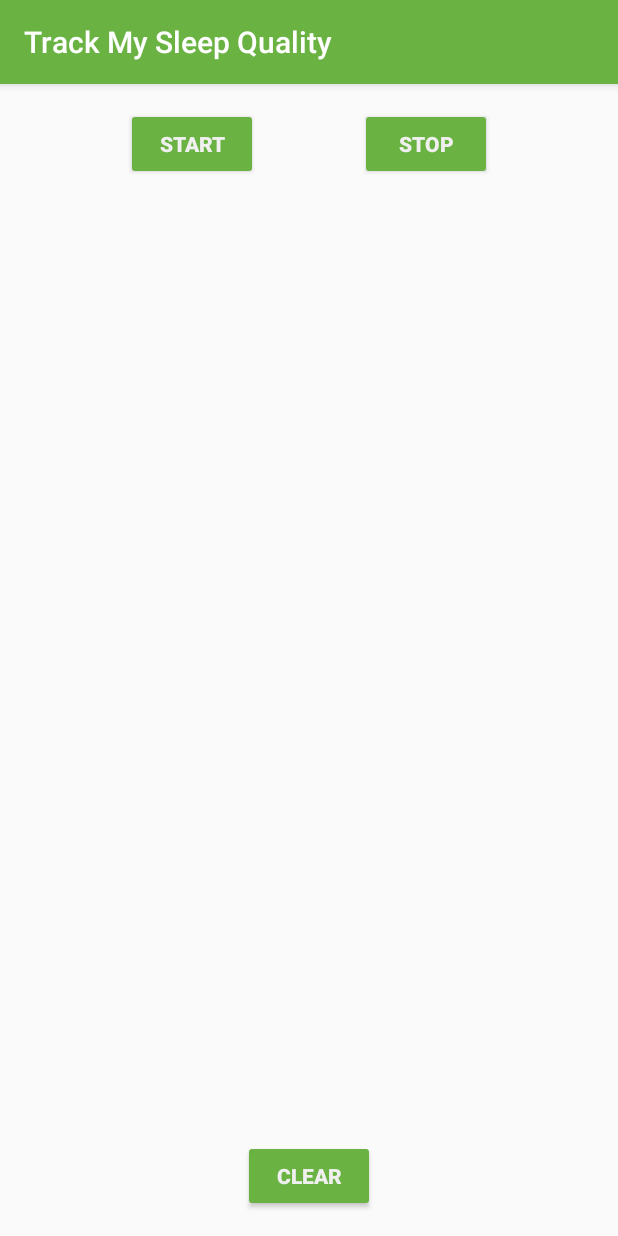
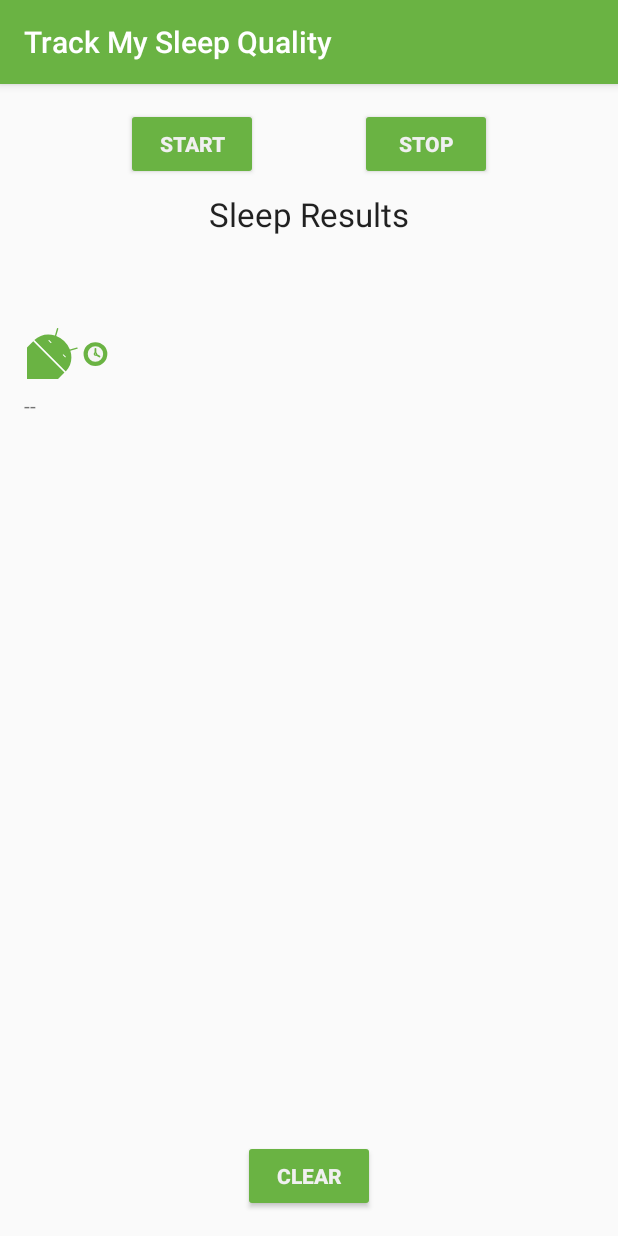
Before and after one commit to MahmoudMohammed07/SleepTracker, an Android app: the screen it shows after launch (MainActivity), after a tap on "START", on a phone screen of 412 x 824 dp. Run offline under Robolectric (Android 15) with nearby library versions, the phone set to English and light mode, and no system bars; our stand-ins replace Room's generated code, data binding; Roboto replaces fonts that are not available here; 3 statements that could not run were skipped.

Commit message:
displaying data in RecycleView and refactoring

```diff
--- a/app/build.gradle
+++ b/app/build.gradle
@@ -34,6 +34,8 @@ dependencies {
     implementation "org.jetbrains.kotlin:kotlin-stdlib-jdk7:$version_kotlin"
 
     // Support libraries
+    implementation "androidx.appcompat:appcompat:1.1.0"
+    implementation "androidx.fragment:fragment:1.1.0"
     implementation "androidx.constraintlayout:constraintlayout:$version_constraint_layout"
 
     // Android KTX
--- a/app/src/main/java/com/example/android/trackmysleepquality/database/SleepDatabaseDao.kt
+++ b/app/src/main/java/com/example/android/trackmysleepquality/database/SleepDatabaseDao.kt
@@ -27,4 +27,7 @@ interface SleepDatabaseDao {
     @Query("SELECT * FROM daily_sleep_quality_table ORDER BY nightId DESC LIMIT 1")
     fun getTonight(): SleepNight?
 
+    @Query("SELECT * from daily_sleep_quality_table WHERE nightId = :key")
+    fun getNightWithId(key: Long): LiveData<SleepNight>
+
 }
--- /dev/null
+++ b/app/src/main/java/com/example/android/trackmysleepquality/sleeptracker/BindingUtils.kt
@@ -0,0 +1,38 @@
+package com.example.android.trackmysleepquality.sleeptracker
+
+import android.widget.ImageView
+import android.widget.TextView
+import androidx.databinding.BindingAdapter
+import com.example.android.trackmysleepquality.R
+import com.example.android.trackmysleepquality.convertDurationToFormatted
+import com.example.android.trackmysleepquality.convertNumericQualityToString
+import com.example.android.trackmysleepquality.database.SleepNight
+
+@BindingAdapter("sleepDurationFormatted")
+fun TextView.setSleepDurationFormatted(item: SleepNight?) {
+    item?.let {
+        text = convertDurationToFormatted(item.startTimeMilli, item.endTimeMilli, context.resources)
+    }
+}
+
+@BindingAdapter("sleepQualityString")
+fun TextView.setSleepQualityString(item: SleepNight?) {
+    item?.let {
+        text = convertNumericQualityToString(item.sleepQuality, context.resources)
+    }
+}
+
+@BindingAdapter("sleepImage")
+fun ImageView.setSleepImage(item: SleepNight?) {
+    item?.let {
+        setImageResource(when (item.sleepQuality) {
+            0 -> R.drawable.ic_sleep_0
+            1 -> R.drawable.ic_sleep_1
+            2 -> R.drawable.ic_sleep_2
+            3 -> R.drawable.ic_sleep_3
+            4 -> R.drawable.ic_sleep_4
+            5 -> R.drawable.ic_sleep_5
+            else -> R.drawable.ic_sleep_active
+        })
+    }
+}
--- /dev/null
+++ b/app/src/main/java/com/example/android/trackmysleepquality/sleeptracker/SleepNightAdapter.kt
@@ -0,0 +1,115 @@
+package com.example.android.trackmysleepquality.sleeptracker
+
+import android.view.LayoutInflater
+import android.view.View
+import android.view.ViewGroup
+import androidx.recyclerview.widget.DiffUtil
+import androidx.recyclerview.widget.ListAdapter
+import androidx.recyclerview.widget.RecyclerView
+import com.example.android.trackmysleepquality.R
+import com.example.android.trackmysleepquality.database.SleepNight
+import com.example.android.trackmysleepquality.databinding.ListItemSleepNightBinding
+import kotlinx.coroutines.CoroutineScope
+import kotlinx.coroutines.Dispatchers
+import kotlinx.coroutines.launch
+import kotlinx.coroutines.withContext
+
+private val ITEM_VIEW_TYPE_HEADER = 0
+private val ITEM_VIEW_TYPE_ITEM = 1
+
+class SleepNightAdapter(val clickListener: SleepNightListener) : ListAdapter<DataItem,
+        RecyclerView.ViewHolder>(SleepNightDiffCallback()) {
+
+    private val adapterScope = CoroutineScope(Dispatchers.Default)
+
+    fun addHeaderAndSubmitList(list: List<SleepNight>?) {
+        adapterScope.launch {
+            val items = when (list) {
+                null -> listOf(DataItem.Header)
+                else -> listOf(DataItem.Header) + list.map { DataItem.SleepNightItem(it) }
+            }
+            withContext(Dispatchers.Main) {
+                submitList(items)
+            }
+        }
+    }
+
+    override fun onBindViewHolder(holder: RecyclerView.ViewHolder, position: Int) {
+        when (holder) {
+            is ViewHolder -> {
+                val nightItem = getItem(position) as DataItem.SleepNightItem
+                holder.bind(clickListener, nightItem.sleepNight)
+            }
+        }
+    }
+
+    override fun onCreateViewHolder(parent: ViewGroup, viewType: Int): RecyclerView.ViewHolder {
+        return when (viewType) {
+            ITEM_VIEW_TYPE_HEADER -> TextViewHolder.from(parent)
+            ITEM_VIEW_TYPE_ITEM -> ViewHolder.from(parent)
+            else -> throw ClassCastException("Unknown viewType ${viewType}")
+        }
+    }
+
+    class TextViewHolder(view: View) : RecyclerView.ViewHolder(view) {
+        companion object {
+            fun from(parent: ViewGroup): TextViewHolder {
+                val layoutInflater = LayoutInflater.from(parent.context)
+                val view = layoutInflater.inflate(R.layout.header, parent, false)
+                return TextViewHolder(view)
+            }
+        }
+    }
+
+    override fun getItemViewType(position: Int): Int {
+        return when (getItem(position)) {
+            is DataItem.Header -> ITEM_VIEW_TYPE_HEADER
+            is DataItem.SleepNightItem -> ITEM_VIEW_TYPE_ITEM
+        }
+    }
+
+    class ViewHolder private constructor(val binding: ListItemSleepNightBinding)
+        : RecyclerView.ViewHolder(binding.root) {
+
+        fun bind(clickListener: SleepNightListener, item: SleepNight) {
+            binding.sleep = item
+            binding.clickListener = clickListener
+            binding.executePendingBindings()
+        }
+
+        companion object {
+            fun from(parent: ViewGroup): ViewHolder {
+                val layoutInflater = LayoutInflater.from(parent.context)
+                val binding = ListItemSleepNightBinding.inflate(layoutInflater, parent, false)
+
+                return ViewHolder(binding)
+            }
+        }
+    }
+}
+
+class SleepNightDiffCallback : DiffUtil.ItemCallback<DataItem>() {
+    override fun areItemsTheSame(oldItem: DataItem, newItem: DataItem): Boolean {
+        return oldItem.id == newItem.id
+    }
+
+    override fun areContentsTheSame(oldItem: DataItem, newItem: DataItem): Boolean {
+        return oldItem.equals(newItem)
+    }
+}
+
+class SleepNightListener(val clickListener: (sleepId: Long) -> Unit) {
+    fun onClick(night: SleepNight) = clickListener(night.nightId)
+}
+
+sealed class DataItem {
+    data class SleepNightItem(val sleepNight: SleepNight) : DataItem() {
+        override val id = sleepNight.nightId
+    }
+
+    object Header : DataItem() {
+        override val id = Long.MIN_VALUE
+    }
+
+    abstract val id: Long
+}
--- a/app/src/main/java/com/example/android/trackmysleepquality/sleeptracker/SleepTrackerFragment.kt
+++ b/app/src/main/java/com/example/android/trackmysleepquality/sleeptracker/SleepTrackerFragment.kt
@@ -4,11 +4,13 @@ import android.os.Bundle
 import android.view.LayoutInflater
 import android.view.View
 import android.view.ViewGroup
+import android.widget.Toast
 import androidx.databinding.DataBindingUtil
 import androidx.fragment.app.Fragment
 import androidx.lifecycle.Observer
 import androidx.lifecycle.ViewModelProviders
 import androidx.navigation.fragment.findNavController
+import androidx.recyclerview.widget.GridLayoutManager
 import com.example.android.trackmysleepquality.R
 import com.example.android.trackmysleepquality.database.SleepDatabase
 import com.example.android.trackmysleepquality.databinding.FragmentSleepTrackerBinding
@@ -33,6 +35,37 @@ class SleepTrackerFragment : Fragment() {
                         this, viewModelFactory).get(SleepTrackerViewModel::class.java)
 
         binding.sleepTrackerViewModel = sleepTrackerViewModel
+
+        val manager = GridLayoutManager(activity, 3)
+        manager.spanSizeLookup = object : GridLayoutManager.SpanSizeLookup() {
+            override fun getSpanSize(position: Int) = when (position) {
+                0 -> 3
+                else -> 1
+            }
+
+        }
+
+        binding.sleepList.layoutManager = manager
+
+        val adapter = SleepNightAdapter(SleepNightListener { nightId ->
+            sleepTrackerViewModel.onSleepNightClicked(nightId)
+        })
+        binding.sleepList.adapter = adapter
+
+        sleepTrackerViewModel.navigateToSleepDataQuality.observe(this, Observer { night ->
+            night?.let {
+                this.findNavController().navigate(
+                        SleepTrackerFragmentDirections
+                                .actionSleepTrackerFragmentToSleepDetailFragment(night))
+                sleepTrackerViewModel.onSleepDataQualityNavigated()
+            }
+        })
+
+        sleepTrackerViewModel.nights.observe(viewLifecycleOwner, Observer {
+            it?.let {
+                adapter.addHeaderAndSubmitList(it)
+            }
+        })
 
         binding.setLifecycleOwner(this)
 
--- a/app/src/main/java/com/example/android/trackmysleepquality/sleeptracker/SleepTrackerViewModel.kt
+++ b/app/src/main/java/com/example/android/trackmysleepquality/sleeptracker/SleepTrackerViewModel.kt
@@ -20,7 +20,7 @@ class SleepTrackerViewModel(
 
     private var tonight = MutableLiveData<SleepNight?>()
 
-    private val nights = database.getAllNights()
+    val nights = database.getAllNights()
 
     val nightsString = Transformations.map(nights) { nights ->
         formatNights(nights, application.resources)
@@ -132,4 +132,16 @@ class SleepTrackerViewModel(
         super.onCleared()
         viewModelJob.cancel()
     }
+
+    private val _navigateToSleepDataQuality = MutableLiveData<Long>()
+    val navigateToSleepDataQuality: LiveData<Long>
+        get() = _navigateToSleepDataQuality
+
+    fun onSleepNightClicked(id: Long) {
+        _navigateToSleepDataQuality.value = id
+    }
+
+    fun onSleepDataQualityNavigated() {
+        _navigateToSleepDataQuality.value = null
+    }
 }
--- /dev/null
+++ b/app/src/main/res/drawable/ic_sleep_active.xml
@@ -0,0 +1,61 @@
+<vector xmlns:android="http://schemas.android.com/apk/res/android"
+    android:width="108dp"
+    android:height="108dp"
+    android:viewportWidth="512"
+    android:viewportHeight="512">
+    <path
+        android:fillColor="#fff"
+        android:pathData="M35.58,297.76l6.18,-7.64l98.76,-8.5l100.14,101.33l-20,86.04l-7.5,6.29l-126.86,-7.63l-50.72,-169.89z" />
+    <path
+        android:fillColor="#6ab343"
+        android:pathData="M389,302.51q-28.14,0 -47.68,19.54T321.8,369.73q0,28.15 19.55,48.08T389,437.74q28.14,0 48.08,-19.93T457,369.73q0,-28.14 -19.93,-47.68T389,302.51Z" />
+    <path
+        android:fillColor="#f5f5f5"
+        android:pathData="M389.17,326.32a43.23,43.23 0,0 0,-43.55 43.55A42.84,42.84 0,0 0,358.28 401a41.6,41.6 0,0 0,30.89 12.92,44.09 44.09,0 0,0 44.05,-44.06A41.61,41.61 0,0 0,420.31 339,42.91 42.91,0 0,0 389.17,326.32Z" />
+    <path
+        android:fillColor="#00000000"
+        android:pathData="M389.4,363.79L389.4,340.35"
+        android:strokeWidth="10"
+        android:strokeColor="#6ab343"
+        android:strokeLineCap="round"
+        android:strokeLineJoin="round" />
+    <path
+        android:fillColor="#00000000"
+        android:pathData="M394.5,373.69L412.12,384.46"
+        android:strokeWidth="10"
+        android:strokeColor="#6ab343"
+        android:strokeLineCap="round"
+        android:strokeLineJoin="round" />
+    <path
+        android:fillColor="#f5f5f5"
+        android:pathData="M389.39,363.79a6.25,6.25 0,0 0,-6.3 6.3,6.2 6.2,0 0,0 1.83,4.5 6,6 0,0 0,4.47 1.87,6.37 6.37,0 0,0 6.36,-6.37 6,6 0,0 0,-1.86 -4.47A6.21,6.21 0,0 0,389.39 363.79Z"
+        android:strokeWidth="7"
+        android:strokeColor="#6ab343" />
+    <group>
+        <clip-path android:pathData="M584.94,0h512v512h-512z M 0,0" />
+        <path
+            android:fillColor="#43a047"
+            android:pathData="M448.55,437.05,709.34,697.84a8.72,8.72,0,0,0,12.32,0l325.45,-325.45a8.72,8.72,0,0,0,0,-12.32L778,91a18.84,18.84,0,0,0,-26.65,0L442,382.4l-2.36,5.16A44.07,44.07,0,0,0,448.55,437.05Z" />
+        <path
+            android:fillColor="#c0ca33"
+            android:pathData="M440.25,415.17l275.52002,275.52l335.0,-334.99l-278.15002,-278.15002l-334.26,328.40002l1.8900146,9.220001z" />
+        <path
+            android:fillColor="#e6ee9c"
+            android:pathData="M544.72,137.12h393.36v473.76h-393.36z" />
+        <path
+            android:fillColor="#6ab343"
+            android:pathData="M548.74,117.2H930.26a8.41,8.41,0,0,1,8.41,8.41V586.47a8.41,8.41,0,0,1,-8.41,8.41H548.74a18.19,18.19,0,0,1,-18.19,-18.19V135.4a18.19,18.19,0,0,1,18.19,-18.19Z" />
+        <path
+            android:fillColor="#43a047"
+            android:pathData="M601.64,-8.95h13.65v477.68h-13.65z" />
+        <path
+            android:fillColor="#66bb6a"
+            android:pathData="M612.29,-1.71h6.82v477.68h-6.82z" />
+    </group>
+    <group>
+        <clip-path android:pathData="M0,0h512v512h-512z M 0,0" />
+        <path
+            android:fillColor="#6ab343"
+            android:pathData="M246.59,351.91l39.17,-11.45a3.89,3.89,0,1,0,-2.17,-7.47L244,344.56a136.82,136.82,0,0,0,-77.69,-77.77l11.49,-39.53a3.89,3.89,0,1,0,-7.46,-2.19l-11.42,39.16c-41.3,-13.19,-86.47,-4.84,-117.17,25.89L220.66,469c30.72,-30.71,39,-75.78,25.93,-117.08m-211,-54.15L-93.27,426.67a29.94,29.94,0,0,0,0,42.38l14.43,14.43,-44,44a28.11,28.11,0,0,0,0,39.71,28.12,28.12,0,0,0,39.74,0l44,-44L-12.31,550l-44,44a28.1,28.1,0,0,0,0,39.71,28.1,28.1,0,0,0,39.74,0l44,-44,14.49,14.47a30,30,0,0,0,42.39,0l128.86,-128.9Zm180.59,90.92L203.59,376.1a1.71,1.71,0,0,1,0,-2.41l1.59,-1.59a1.71,1.71,0,0,1,2.41,0l12.58,12.58a1.71,1.71,0,0,1,0,2.41l-1.59,1.59A1.7,1.7,0,0,1,216.17,388.68Zm-81.43,-81.43,-12.58,-12.58a1.7,1.7,0,0,1,0,-2.4l1.59,-1.6a1.71,1.71,0,0,1,2.41,0l12.58,12.59a1.68,1.68,0,0,1,0,2.4l-1.59,1.59A1.7,1.7,0,0,1,134.74,307.25Zm-99.16,-9.49L-93.27,426.67a29.94,29.94,0,0,0,0,42.38l14.43,14.43,-44,44a28.11,28.11,0,0,0,0,39.71,28.12,28.12,0,0,0,39.74,0l44,-44L-12.31,550l-44,44a28.1,28.1,0,0,0,0,39.71,28.1,28.1,0,0,0,39.74,0l44,-44,14.49,14.47a30,30,0,0,0,42.39,0l128.86,-128.9Z" />
+    </group>
+</vector>
--- a/app/src/main/res/layout/fragment_sleep_tracker.xml
+++ b/app/src/main/res/layout/fragment_sleep_tracker.xml
@@ -39,28 +39,14 @@
              better and more efficient way to do this, and you will learn about
              RecyclerView in a later lesson. -->
 
-        <ScrollView
-            android:layout_width="match_parent"
+        <androidx.recyclerview.widget.RecyclerView
+            android:id="@+id/sleep_list"
+            android:layout_width="0dp"
             android:layout_height="0dp"
-            app:layout_constraintBottom_toTopOf="@+id/clear_button"
+            app:layout_constraintBottom_toTopOf="@id/clear_button"
             app:layout_constraintEnd_toEndOf="parent"
-            app:layout_constraintRight_toRightOf="parent"
             app:layout_constraintStart_toStartOf="parent"
-            app:layout_constraintTop_toBottomOf="@+id/stop_button">
-
-            <!-- In the TextView, we can access the nightsString LiveData,
-                 which keeps it displayed and updated in the TextView
-                 whenever it changes. -->
-
-            <TextView
-                android:id="@+id/textview"
-                android:layout_width="match_parent"
-                android:layout_height="wrap_content"
-                android:layout_marginStart="@dimen/margin"
-                android:layout_marginTop="@dimen/margin"
-                android:layout_marginEnd="@dimen/margin"
-                android:text="@{sleepTrackerViewModel.nightsString}" />
-        </ScrollView>
+            app:layout_constraintTop_toBottomOf="@id/stop_button" />
 
         <!-- With data binding and LiveData, we can track the buttons' visibility states
              from the ViewModel. The click handler is in the ViewModel as well, and
@@ -72,9 +58,9 @@
             android:layout_width="wrap_content"
             android:layout_height="wrap_content"
             android:layout_marginStart="@dimen/margin"
-            android:text="@string/start"
             android:enabled="@{sleepTrackerViewModel.startButtonVisible}"
             android:onClick="@{() -> sleepTrackerViewModel.onStartTracking()}"
+            android:text="@string/start"
             app:layout_constraintBaseline_toBaselineOf="@id/stop_button"
             app:layout_constraintEnd_toStartOf="@+id/stop_button"
             app:layout_constraintHorizontal_chainStyle="spread"
@@ -87,9 +73,9 @@
             android:layout_height="wrap_content"
             android:layout_marginTop="@dimen/margin"
             android:layout_marginEnd="@dimen/margin"
-            android:text="@string/stop"
             android:enabled="@{sleepTrackerViewModel.stopButtonVisible}"
             android:onClick="@{() -> sleepTrackerViewModel.onStopTracking()}"
+            android:text="@string/stop"
             app:layout_constraintEnd_toEndOf="parent"
             app:layout_constraintStart_toEndOf="@+id/start_button"
             app:layout_constraintTop_toTopOf="parent" />
@@ -102,9 +88,9 @@
             android:layout_marginStart="@dimen/margin"
             android:layout_marginEnd="@dimen/margin"
             android:layout_marginBottom="@dimen/margin"
-            android:text="@string/clear"
             android:enabled="@{sleepTrackerViewModel.clearButtonVisible}"
             android:onClick="@{() -> sleepTrackerViewModel.onClear()}"
+            android:text="@string/clear"
             app:layout_constraintBottom_toBottomOf="parent"
             app:layout_constraintEnd_toEndOf="parent"
             app:layout_constraintStart_toStartOf="parent" />
--- /dev/null
+++ b/app/src/main/res/layout/header.xml
@@ -0,0 +1,9 @@
+<?xml version="1.0" encoding="utf-8"?>
+<TextView xmlns:android="http://schemas.android.com/apk/res/android"
+    android:id="@+id/text"
+    android:layout_width="match_parent"
+    android:layout_height="wrap_content"
+    android:gravity="center"
+    android:padding="8dp"
+    android:text="@string/header_text"
+    android:textAppearance="?android:attr/textAppearanceLarge" />
--- /dev/null
+++ b/app/src/main/res/layout/list_item_sleep_night.xml
@@ -0,0 +1,47 @@
+<?xml version="1.0" encoding="utf-8"?>
+<layout xmlns:android="http://schemas.android.com/apk/res/android"
+    xmlns:app="http://schemas.android.com/apk/res-auto"
+    xmlns:tools="http://schemas.android.com/tools">
+
+    <data>
+
+        <variable
+            name="sleep"
+            type="com.example.android.trackmysleepquality.database.SleepNight" />
+
+        <variable
+            name="clickListener"
+            type="com.example.android.trackmysleepquality.sleeptracker.SleepNightListener" />
+    </data>
+
+    <androidx.constraintlayout.widget.ConstraintLayout
+        android:layout_width="match_parent"
+        android:layout_height="wrap_content"
+        android:orientation="vertical"
+        android:onClick="@{() -> clickListener.onClick(sleep)}">
+
+        <ImageView
+            android:id="@+id/quality_image"
+            android:layout_width="@dimen/icon_size"
+            android:layout_height="60dp"
+            android:layout_marginStart="16dp"
+            android:layout_marginTop="8dp"
+            android:layout_marginBottom="8dp"
+            app:layout_constraintBottom_toBottomOf="parent"
+            app:layout_constraintStart_toStartOf="parent"
+            app:layout_constraintTop_toTopOf="parent"
+            app:sleepImage="@{sleep}"
+            tools:srcCompat="@drawable/ic_sleep_5" />
+
+        <TextView
+            android:id="@+id/quality_string"
+            android:layout_width="0dp"
+            android:layout_height="wrap_content"
+            android:layout_marginTop="8dp"
+            app:layout_constraintEnd_toEndOf="@+id/quality_image"
+            app:layout_constraintStart_toStartOf="@+id/quality_image"
+            app:layout_constraintTop_toBottomOf="@+id/quality_image"
+            app:sleepQualityString="@{sleep}" />
+
+    </androidx.constraintlayout.widget.ConstraintLayout>
+</layout>
```
Also changed, not shown: app/src/main/java/com/example/android/trackmysleepquality/Util.kt (+69 -0 lines), app/src/main/java/com/example/android/trackmysleepquality/sleepdetail/SleepDetailFragment.kt (added, +57 -0 lines), app/src/main/java/com/example/android/trackmysleepquality/sleepdetail/SleepDetailViewModel.kt (added, +46 -0 lines), app/src/main/java/com/example/android/trackmysleepquality/sleepdetail/SleepDetailViewModelFactory.kt (added, +17 -0 lines), app/src/main/res/layout/fragment_sleep_detail.xml (added, +65 -0 lines), app/src/main/res/navigation/navigation.xml (+20 -2 lines), app/src/main/res/values/strings.xml (+5 -17 lines).
